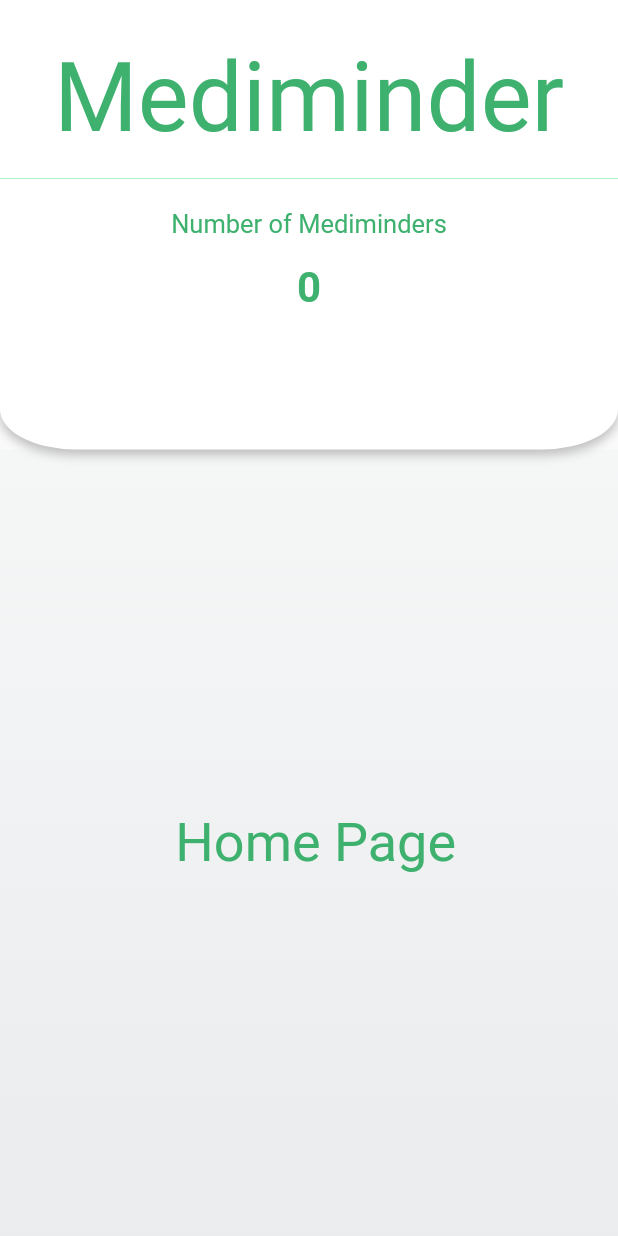
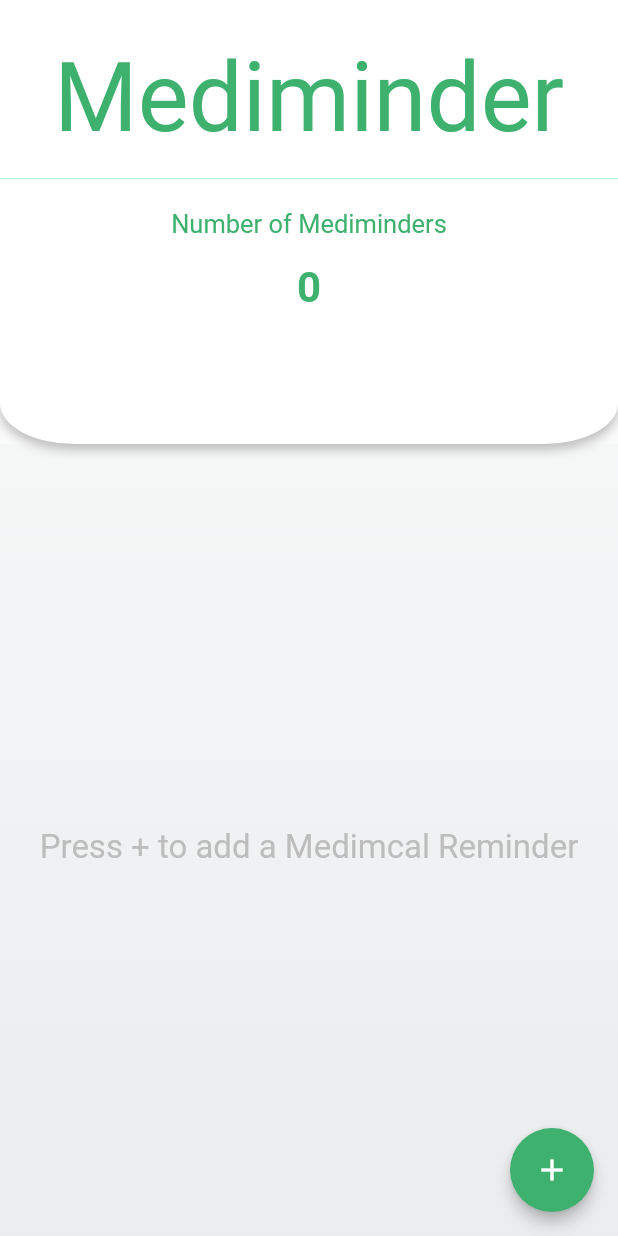
Before and after one commit to 19AK68/medical_reminder_app, a Flutter app: the screen it shows after launch, on a phone screen of 412 x 824 dp. Run offline on Flutter 3.47's test engine with Material 2 defaults, Android fonts, the phone set to English and light mode, and no system bars; Roboto replaces fonts that are missing (Neu).

Commit message:
added floatingActionButton

```diff
--- a/lib/app.dart
+++ b/lib/app.dart
@@ -13,6 +13,8 @@ class MedicalReminderApp extends StatelessWidget {
       ],
       child: MaterialApp(
         title: 'MedicalReminder',
+//        theme: ThemeData.light(),
+//        darkTheme: ThemeData.dark(),
 
         home: HomePage(),
         initialRoute: '/',
--- a/lib/home_page.dart
+++ b/lib/home_page.dart
@@ -24,19 +24,39 @@ class HomePage extends StatelessWidget {
                     flex: 4,
                     child: TopContainer(),
                   ),
+                  SizedBox(
+                    height: 10,
+                  ),
                   Flexible(
                     flex: 7,
                     child: Center(
                         child: Text(
                       model.mainTitle,
-                      style: TextStyle(fontSize: 36, color: Color(0xFF3EB16F)),
+                      style: TextStyle(fontSize: 22,   color: Colors.grey[400],),
                     )),
                   ),
                 ],
               ),
-            )
+            ),
+
           ],
-        ));
+        ),
+      floatingActionButton: FloatingActionButton(
+        elevation: 4,
+        backgroundColor: Color(0xFF3EB16F),
+        child: Icon(
+          Icons.add,
+        ),
+        onPressed: () {
+//          Navigator.push(
+//            context,
+//            MaterialPageRoute(
+//              builder: (context) => {},
+//            ),
+//          );
+        },
+      ),
+    );
   }
 }
 
--- a/lib/view_model/home_model.dart
+++ b/lib/view_model/home_model.dart
@@ -5,7 +5,7 @@ class HomeModel  with ChangeNotifier {
   HomeModel();
 
   String _displayText = "";
-  String mainTitle = " Home Page";
+  String mainTitle = " Press + to add a Medimcal Reminder ";
   String numberMed = '0';
 
 
```
